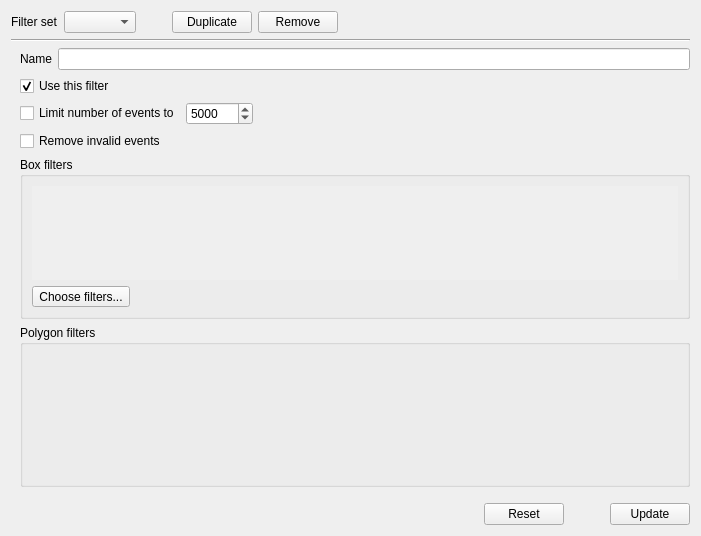
The window that shapeout2/gui/ana_filter.ui (ZELLMECHANIK-DRESDEN/ShapeOut2) describes before a commit, drawn with Qt 5.
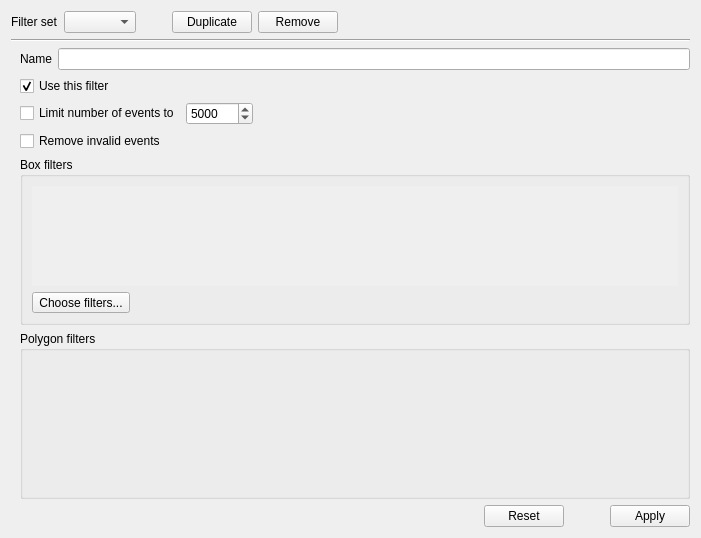
The same window after the commit.

```diff
--- a/shapeout2/gui/ana_filter.ui
+++ b/shapeout2/gui/ana_filter.ui
@@ -7,7 +7,7 @@
     <x>0</x>
     <y>0</y>
     <width>701</width>
-    <height>536</height>
+    <height>538</height>
    </rect>
   </property>
   <property name="windowTitle">
@@ -176,7 +176,7 @@
      <item>
       <widget class="QGroupBox" name="groupBox_box">
        <property name="sizePolicy">
-        <sizepolicy hsizetype="Preferred" vsizetype="Preferred">
+        <sizepolicy hsizetype="Preferred" vsizetype="Expanding">
          <horstretch>0</horstretch>
          <verstretch>0</verstretch>
         </sizepolicy>
@@ -217,7 +217,7 @@
              <x>0</x>
              <y>0</y>
              <width>649</width>
-             <height>76</height>
+             <height>81</height>
             </rect>
            </property>
            <layout class="QVBoxLayout" name="verticalLayout_6">
@@ -255,7 +255,7 @@
      <item>
       <layout class="QHBoxLayout" name="horizontalLayout_4">
        <property name="topMargin">
-        <number>10</number>
+        <number>0</number>
        </property>
        <item>
         <spacer name="horizontalSpacer_4">
@@ -296,7 +296,7 @@
        <item>
         <widget class="QPushButton" name="pushButton_update">
          <property name="text">
-          <string>Update</string>
+          <string>Apply</string>
          </property>
         </widget>
        </item>
```
